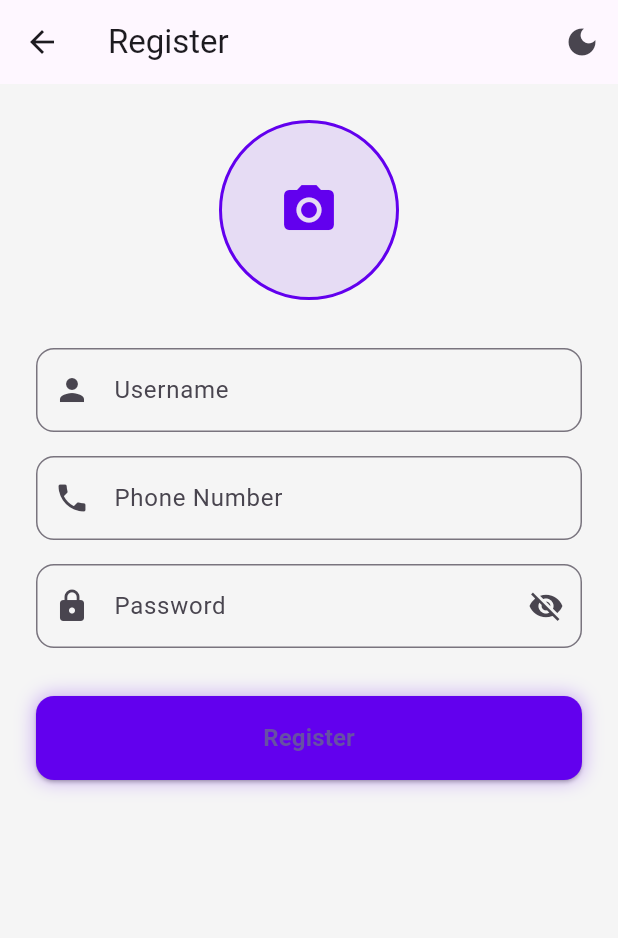
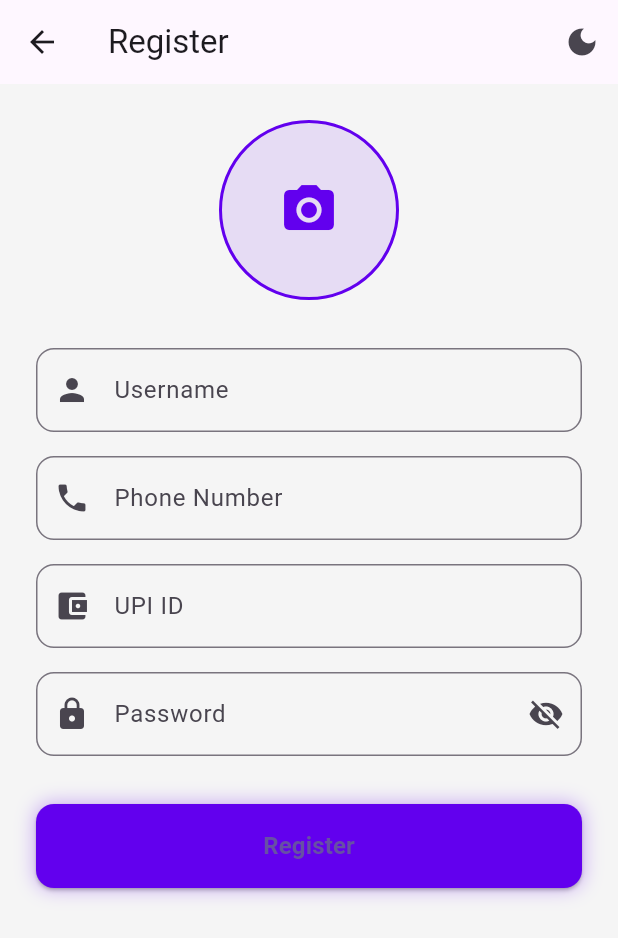
Before and after one commit to narendra42151/Splitwise, a Flutter app: the RegisterScreen screen opened by its route, on a phone screen of 412 x 824 dp. Shown: the top 938 px of the screen. Run offline on Flutter 3.47's test engine with Material 3 defaults, Android fonts, the phone set to English and light mode, and no system bars; our stand-ins replace flutter_contacts, flutter_secure_storage, get; accounts and stored records are empty; network calls fail.

Commit message:
Add UPI ID support in user registration; update related models and screens, and enhance group details with refresh functionality.

```diff
--- a/lib/Comman/SplashScreen.dart
+++ b/lib/Comman/SplashScreen.dart
@@ -28,7 +28,8 @@ class _SplashScreenState extends State<SplashScreen> {
       // If there's an access token, attempt to fetch user details
       try {
         final user = await authController.getUserDetails();
-        if (user.value == null || user == null) {
+
+        if (user == null) {
           Get.toNamed("/login");
         } // Fetch user details
         // After fetching user details, navigate to home if successful
--- a/lib/Models/GroupModel.dart
+++ b/lib/Models/GroupModel.dart
@@ -72,6 +72,7 @@ class CreatedBy {
 
 class Members {
   String? groupId;
+  String? upiId;
   String? username;
   String? profilePicture;
   String? phoneNumber;
@@ -80,6 +81,7 @@ class Members {
 
   Members.fromJson(Map<String, dynamic> json) {
     groupId = json['_id'];
+    upiId = json['upiId'];
     username = json['username'];
     profilePicture = json['profilePicture'];
     phoneNumber = json['phoneNumber'];
@@ -88,6 +90,7 @@ class Members {
   Map<String, dynamic> toJson() {
     final Map<String, dynamic> data = new Map<String, dynamic>();
     data['_id'] = this.groupId;
+    data['upiId'] = this.upiId;
     data['username'] = this.username;
     data['profilePicture'] = this.profilePicture;
     data['phoneNumber'] = this.phoneNumber;
--- a/lib/Models/UserModel.dart
+++ b/lib/Models/UserModel.dart
@@ -4,6 +4,7 @@ class UserModel {
   String? profilePicture;
   String? phoneNumber;
   List<String>? joinedGroups;
+  String? upiId;
   String? createdAt;
   String? updatedAt;
 
@@ -13,6 +14,7 @@ class UserModel {
     this.profilePicture,
     this.phoneNumber,
     this.joinedGroups,
+    this.upiId,
     this.createdAt,
     this.updatedAt,
   });
@@ -22,9 +24,11 @@ class UserModel {
     username = json['username'];
     profilePicture = json['profilePicture'];
     phoneNumber = json['phoneNumber'];
+
     joinedGroups = json['joinedGroups'] != null
         ? List<String>.from(json['joinedGroups'])
         : null; // Ensure joinedGroups can be null
+    upiId = json['upiId'];
     createdAt = json['createdAt'];
     updatedAt = json['updatedAt'];
   }
@@ -36,6 +40,7 @@ class UserModel {
     data['profilePicture'] = this.profilePicture;
     data['phoneNumber'] = this.phoneNumber;
     data['joinedGroups'] = this.joinedGroups; // Can be null
+    data['upiId'] = this.upiId;
     data['createdAt'] = this.createdAt;
     data['updatedAt'] = this.updatedAt;
 
--- a/lib/Repositry/Auth.repositry.dart
+++ b/lib/Repositry/Auth.repositry.dart
@@ -7,13 +7,14 @@ class AuthRepository {
   final _tokenManager = SecureTokenManager();
 
   Future<UserModel> registerUser(String username, String profilePicture,
-      String phoneNumber, String password) async {
+      String phoneNumber, String password, String upiId) async {
     try {
       final Map<String, dynamic> data = {
         'username': username,
         'profilePicture': profilePicture,
         'phoneNumber': phoneNumber,
-        'password': password
+        'password': password,
+        'upiId': upiId
       };
 
       final response = await _apiServices.postApi(
--- a/lib/View/User/RegisterScreen.dart
+++ b/lib/View/User/RegisterScreen.dart
@@ -10,6 +10,7 @@ class RegisterScreen extends StatelessWidget {
   final TextEditingController usernameController = TextEditingController();
   final TextEditingController phoneController = TextEditingController();
   final TextEditingController passwordController = TextEditingController();
+  final TextEditingController upiIdController = TextEditingController();
   final RxString selectedImagePath = ''.obs;
 
   @override
@@ -129,6 +130,25 @@ class RegisterScreen extends StatelessWidget {
                       ),
                     ),
                     const SizedBox(height: 16),
+                    FadeSlideTransition(
+                        delay: 0.4,
+                        child: TextField(
+                          controller:
+                              upiIdController, // Your existing controller
+
+                          decoration: InputDecoration(
+                            labelText: 'UPI ID',
+                            prefixIcon:
+                                const Icon(Icons.account_balance_wallet),
+                            border: OutlineInputBorder(
+                              borderRadius: BorderRadius.circular(12),
+                            ),
+                          ),
+                        )),
+
+// Function to validate the UPI ID format
+
+                    const SizedBox(height: 16),
                     // Password Field
                     FadeSlideTransition(
                       delay: 0.8,
@@ -182,11 +202,11 @@ class RegisterScreen extends StatelessWidget {
                               onPressed: controller.isLoading.value
                                   ? null
                                   : () => controller.register(
-                                        usernameController.text,
-                                        "fdsf",
-                                        phoneController.text,
-                                        passwordController.text,
-                                      ),
+                                      usernameController.text,
+                                      "fdsf",
+                                      phoneController.text,
+                                      passwordController.text,
+                                      upiIdController.text),
                               style: ElevatedButton.styleFrom(
                                 backgroundColor: Theme.of(context).primaryColor,
                                 shape: RoundedRectangleBorder(
```
Also changed, not shown: lib/View/Group/CardSplit.dart (+10 -4 lines), lib/View/Group/GroupDetails.dart (+7 -0 lines), lib/View/Group/GroupScreen.dart (+32 -4 lines), lib/View/Pay/PayScreen.dart (added, +27 -0 lines), lib/ViewModel/Controller/Auth.Controller.dart (+3 -7 lines), lib/ViewModel/Controller/GroupController.dart (+5 -23 lines), lib/data/Network/network_api.dart (+8 -8 lines).
